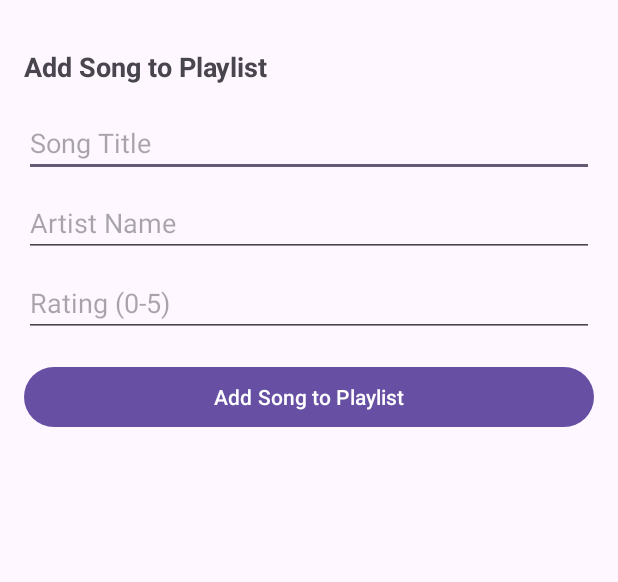
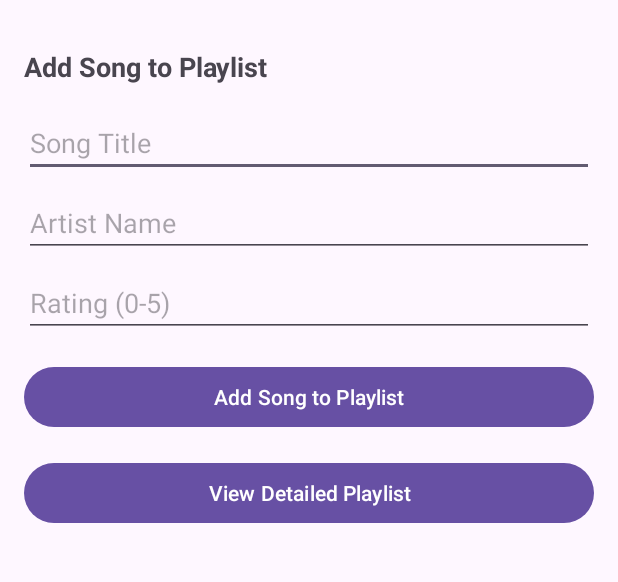
Before and after one commit to BakesTheDeveloper/My-Music-App, an Android app: the screen it shows after launch (MainActivity), on a phone screen of 412 x 824 dp, the part 73-655 px from its top. Run offline under Robolectric (Android 15) with nearby library versions, the phone set to English and light mode, and no system bars.

```diff
--- a/app/src/main/java/com/example/mymusicapp/MainActivity.kt
+++ b/app/src/main/java/com/example/mymusicapp/MainActivity.kt
@@ -1,5 +1,6 @@
 package com.example.mymusicapp
 
+import android.content.Intent
 import android.os.Bundle
 import android.widget.Button
 import android.widget.EditText
@@ -13,6 +14,7 @@ class MainActivity : AppCompatActivity() {
     private lateinit var editTextArtist: EditText
     private lateinit var editTextRating: EditText
     private lateinit var buttonAddSong: Button
+    private lateinit var buttonDetailedView: Button
 
     companion object {
         const val MAX_SONGS = 5
@@ -26,10 +28,16 @@ class MainActivity : AppCompatActivity() {
         editTextArtist = findViewById(R.id.editTextArtist)
         editTextRating = findViewById(R.id.editTextRating)
         buttonAddSong = findViewById(R.id.buttonAddSong)
+        buttonDetailedView = findViewById(R.id.buttonDetailedView)
 
         // Set up add song button
         buttonAddSong.setOnClickListener {
             addSongToPlaylist()
+        }
+
+        // Set up detailed view button
+        buttonDetailedView.setOnClickListener {
+            navigateToDetailedView()
         }
     }
 
@@ -72,4 +80,17 @@ class MainActivity : AppCompatActivity() {
             Toast.makeText(this, "Please enter a valid rating number", Toast.LENGTH_SHORT).show()
         }
     }
+
+    private fun navigateToDetailedView() {
+        val intent = Intent(this, DetailedViewActivity::class.java)
+
+        // Convert playlist to string array for passing to intent
+        val playlistData = ArrayList<String>()
+        for (song in playlist) {
+            playlistData.add(song.toString())
+        }
+
+        intent.putStringArrayListExtra("playlist_data", playlistData)
+        startActivity(intent)
+    }
 }
--- a/app/src/main/res/layout/activity_main.xml
+++ b/app/src/main/res/layout/activity_main.xml
@@ -51,4 +51,11 @@
         android:text="Add Song to Playlist"
         android:layout_marginBottom="16dp" />
 
+    <Button
+        android:id="@+id/buttonDetailedView"
+        android:layout_width="match_parent"
+        android:layout_height="wrap_content"
+        android:text="View Detailed Playlist"
+        android:layout_marginBottom="16dp" />
+
 </LinearLayout>
```
